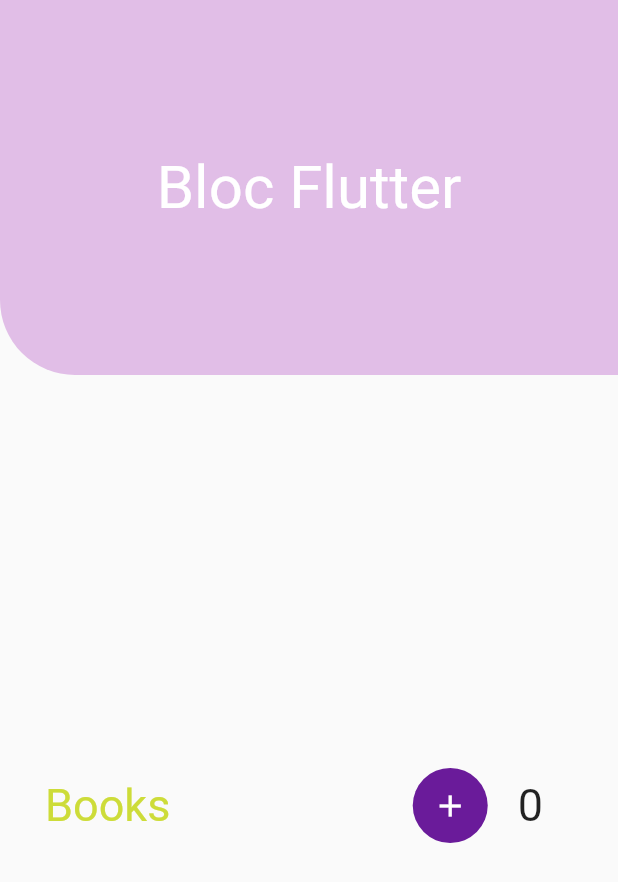
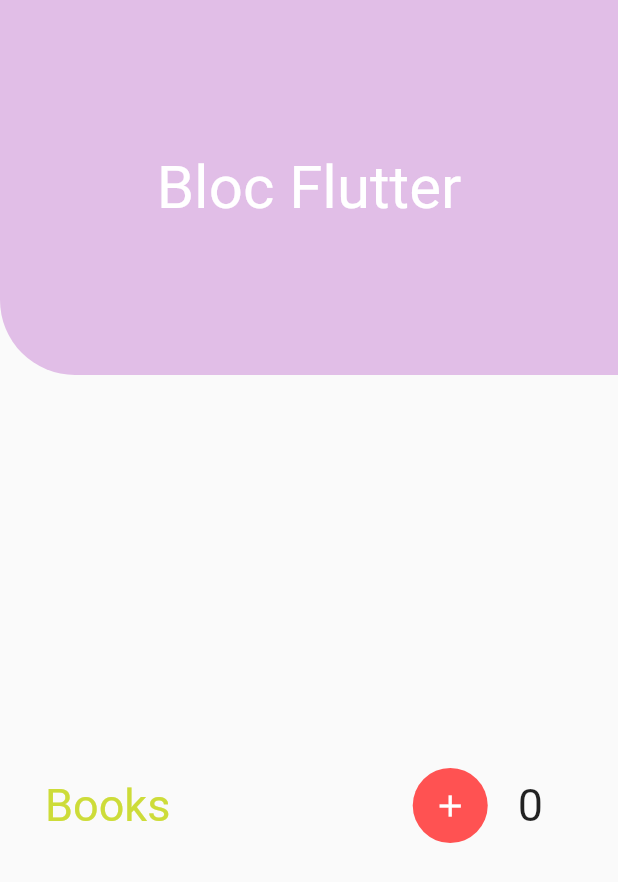
Before and after one commit to lucasoliveirasouza/bloc-estudo, a Flutter app: the screen it shows after launch, on a phone screen of 412 x 824 dp. Shown: the top 882 px of the screen. Run offline on Flutter 3.47's test engine with Material 2 defaults, Android fonts, the phone set to English and light mode, and no system bars.

Commit message:
Criação da interface

```diff
--- a/lib/views/counter.dart
+++ b/lib/views/counter.dart
@@ -49,7 +49,7 @@ class CounterView extends StatelessWidget {
                         height: 50,
                         decoration: BoxDecoration(
                           borderRadius: BorderRadius.circular(25),
-                          color: Colors.purple.shade800,
+                          color: Colors.redAccent,
                         ),
                         child: IconButton(
                           onPressed: () {},
```
